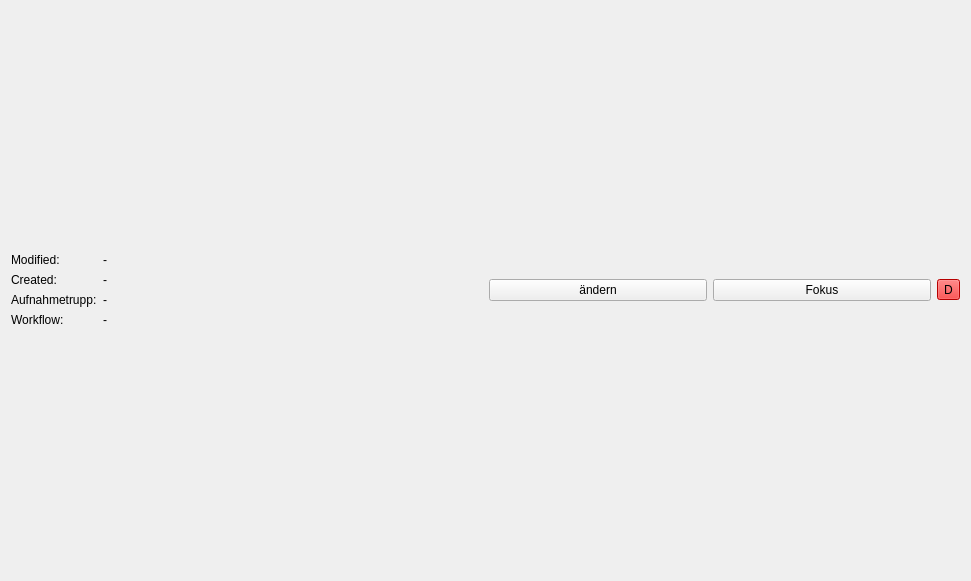
First picture: the form in lfb_regeneration_wildlife_impact/gui/draft/draft_item.ui, repository b-lack/qgis-fim-plugin, before the edit.
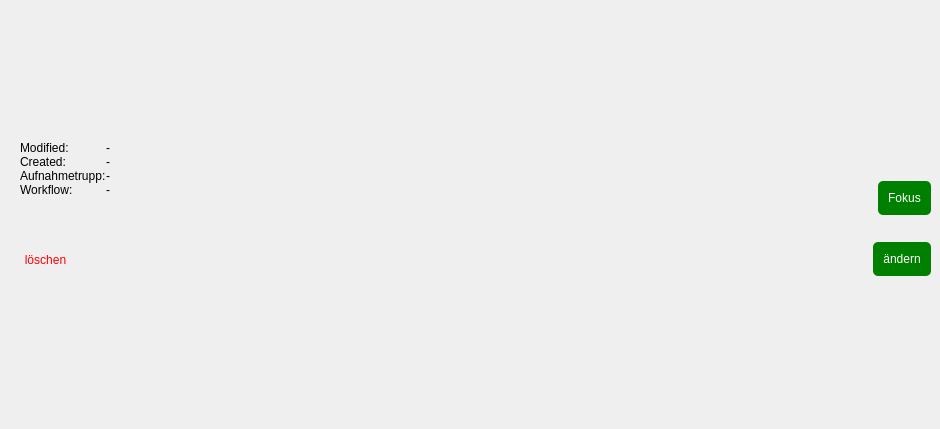
Second picture: the form after the edit.

```diff
--- a/lfb_regeneration_wildlife_impact/gui/draft/draft_item.ui
+++ b/lfb_regeneration_wildlife_impact/gui/draft/draft_item.ui
@@ -6,8 +6,8 @@
    <rect>
     <x>0</x>
     <y>0</y>
-    <width>971</width>
-    <height>581</height>
+    <width>940</width>
+    <height>429</height>
    </rect>
   </property>
   <property name="sizePolicy">
@@ -26,38 +26,42 @@
    <property name="sizeConstraint">
     <enum>QLayout::SetMinimumSize</enum>
    </property>
-   <item row="0" column="1">
-    <layout class="QHBoxLayout" name="horizontalLayout_4">
-     <item>
-      <widget class="QPushButton" name="lfbDraftIconBtn">
-       <property name="cursor">
-        <cursorShape>PointingHandCursor</cursorShape>
-       </property>
-       <property name="text">
-        <string>ändern</string>
-       </property>
-      </widget>
-     </item>
-     <item>
-      <widget class="QPushButton" name="lfbFocusBtn">
-       <property name="text">
-        <string>Fokus</string>
-       </property>
-      </widget>
-     </item>
-     <item>
-      <widget class="QToolButton" name="lfbDraftIconRemoveBtn">
-       <property name="styleSheet">
-        <string notr="true">background-color: red;</string>
-       </property>
-       <property name="text">
-        <string>D</string>
-       </property>
-      </widget>
-     </item>
-    </layout>
-   </item>
+   <property name="leftMargin">
+    <number>0</number>
+   </property>
+   <property name="topMargin">
+    <number>0</number>
+   </property>
+   <property name="rightMargin">
+    <number>0</number>
+   </property>
+   <property name="bottomMargin">
+    <number>0</number>
+   </property>
    <item row="0" column="0">
+    <widget class="QFrame" name="lfbItemFrame">
+     <property name="sizePolicy">
+      <sizepolicy hsizetype="Preferred" vsizetype="Fixed">
+       <horstretch>0</horstretch>
+       <verstretch>0</verstretch>
+      </sizepolicy>
+     </property>
+     <layout class="QVBoxLayout" name="verticalLayout_2">
+      <property name="leftMargin">
+       <number>20</number>
+      </property>
+      <property name="topMargin">
+       <number>0</number>
+      </property>
+      <item>
+       <layout class="QHBoxLayout" name="horizontalLayout">
+        <property name="spacing">
+         <number>0</number>
+        </property>
+        <property name="topMargin">
+         <number>0</number>
+        </property>
+        <item>
     <layout class="QHBoxLayout" name="horizontalLayout_5" stretch="0">
      <item>
       <layout class="QFormLayout" name="formLayout">
@@ -126,6 +130,123 @@
       </layout>
      </item>
     </layout>
+        </item>
+        <item>
+         <layout class="QVBoxLayout" name="verticalLayout">
+          <property name="leftMargin">
+           <number>10</number>
+          </property>
+          <property name="topMargin">
+           <number>0</number>
+          </property>
+          <item>
+           <spacer name="verticalSpacer">
+            <property name="orientation">
+             <enum>Qt::Vertical</enum>
+            </property>
+            <property name="sizeHint" stdset="0">
+             <size>
+              <width>20</width>
+              <height>40</height>
+             </size>
+            </property>
+           </spacer>
+          </item>
+          <item>
+           <layout class="QHBoxLayout" name="horizontalLayout_4">
+            <property name="leftMargin">
+             <number>0</number>
+            </property>
+            <item>
+             <widget class="QPushButton" name="lfbFocusBtn">
+              <property name="sizePolicy">
+               <sizepolicy hsizetype="Fixed" vsizetype="Fixed">
+                <horstretch>0</horstretch>
+                <verstretch>0</verstretch>
+               </sizepolicy>
+              </property>
+              <property name="cursor">
+               <cursorShape>PointingHandCursor</cursorShape>
+              </property>
+              <property name="styleSheet">
+               <string notr="true">background-color: green;
+padding:10px;
+border: none;
+border-radius: 5px;
+color: white;</string>
+              </property>
+              <property name="text">
+               <string>Fokus</string>
+              </property>
+             </widget>
+            </item>
+           </layout>
+          </item>
+         </layout>
+        </item>
+       </layout>
+      </item>
+      <item>
+       <layout class="QHBoxLayout" name="horizontalLayout_2">
+        <property name="topMargin">
+         <number>20</number>
+        </property>
+        <item>
+         <widget class="QToolButton" name="lfbDraftIconRemoveBtn">
+          <property name="cursor">
+           <cursorShape>PointingHandCursor</cursorShape>
+          </property>
+          <property name="styleSheet">
+           <string notr="true">color: red;
+padding:10px 0;
+border: none;
+border-radius: 5px;</string>
+          </property>
+          <property name="text">
+           <string>löschen</string>
+          </property>
+         </widget>
+        </item>
+        <item>
+         <spacer name="horizontalSpacer">
+          <property name="orientation">
+           <enum>Qt::Horizontal</enum>
+          </property>
+          <property name="sizeHint" stdset="0">
+           <size>
+            <width>40</width>
+            <height>20</height>
+           </size>
+          </property>
+         </spacer>
+        </item>
+        <item>
+         <widget class="QPushButton" name="lfbDraftIconBtn">
+          <property name="sizePolicy">
+           <sizepolicy hsizetype="Fixed" vsizetype="Fixed">
+            <horstretch>0</horstretch>
+            <verstretch>0</verstretch>
+           </sizepolicy>
+          </property>
+          <property name="cursor">
+           <cursorShape>PointingHandCursor</cursorShape>
+          </property>
+          <property name="styleSheet">
+           <string notr="true">background-color: green;
+padding:10px;
+border: none;
+border-radius: 5px;
+color: white;</string>
+          </property>
+          <property name="text">
+           <string>ändern</string>
+          </property>
+         </widget>
+        </item>
+       </layout>
+      </item>
+     </layout>
+    </widget>
    </item>
   </layout>
  </widget>
```
Left out of the diff: 4 changed lines with no effect on the pictures. Lines whose indentation alone changed are shown as unchanged.
